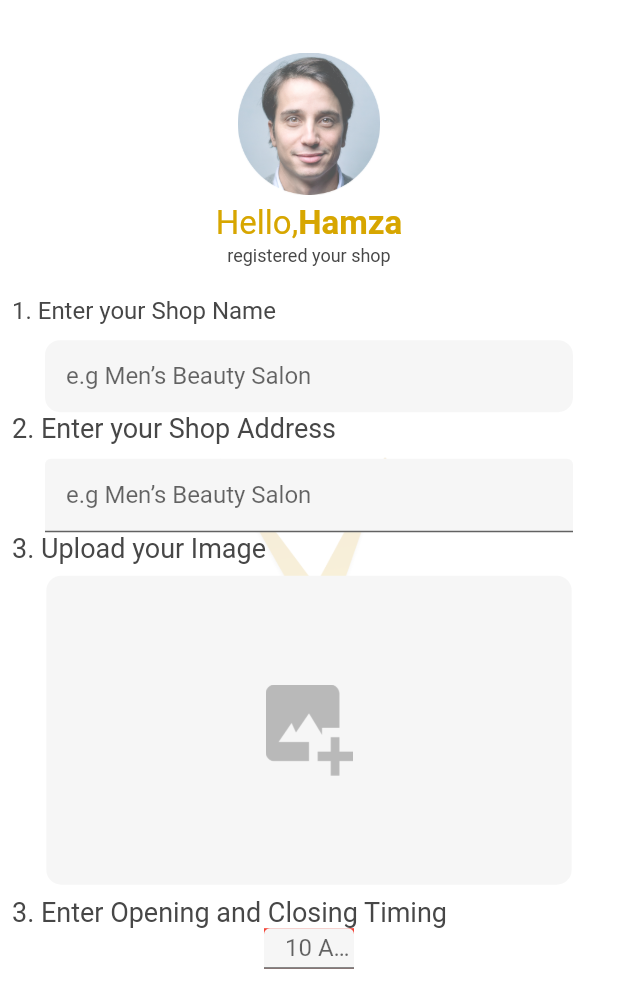
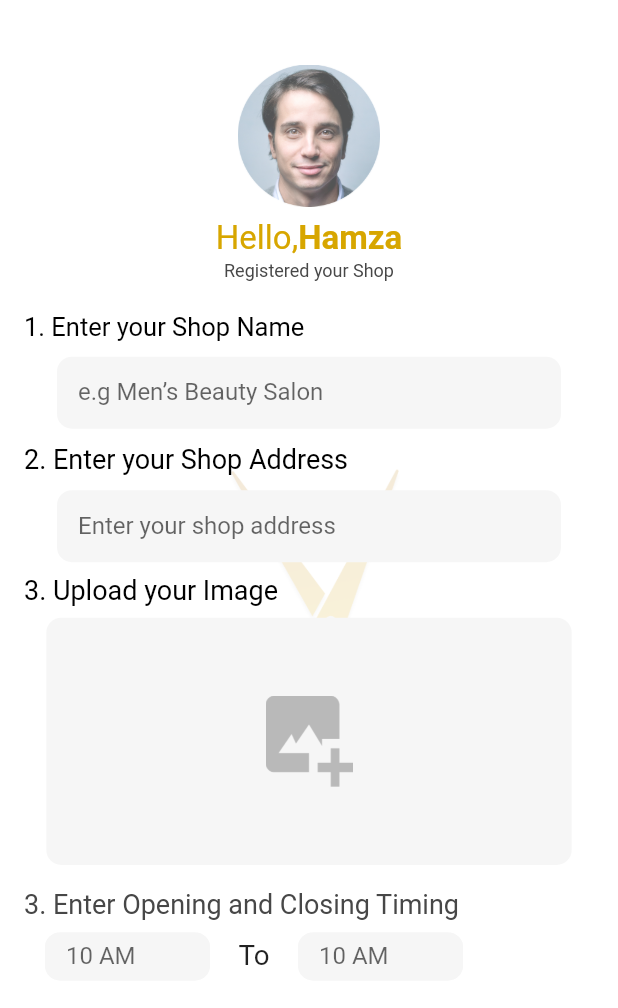
Before and after one commit to osamaHassanK/HairFixerShopkeeper, a Flutter app: the ShopRegistrationForm screen opened directly, on a phone screen of 412 x 824 dp. Shown: the top 1008 px of the screen. Run offline on Flutter 3.47's test engine with Material 2 defaults, Android fonts, the phone set to English and light mode, and no system bars; our stand-ins replace firebase_auth, firebase_core, google_sign_in; accounts and stored records are empty.

Commit message:
10 oct 1.2

```diff
--- a/lib/main.dart
+++ b/lib/main.dart
@@ -1,6 +1,6 @@
 import 'dart:async';
 import 'package:flutter/material.dart';
-import 'package:hairfixxer_shopkeeper/screensfolder/googlesigninprovider.dart';
+import 'package:hairfixxer_shopkeeper/auth/googlesigninprovider.dart';
 import 'package:hairfixxer_shopkeeper/screensfolder/startingscreen.dart';
 import 'package:firebase_core/firebase_core.dart';
 import 'package:provider/provider.dart';
--- a/lib/screensfolder/firstscreen.dart
+++ b/lib/screensfolder/firstscreen.dart
@@ -2,7 +2,7 @@ import 'package:flutter/cupertino.dart';
 import 'package:flutter/material.dart';
 import 'package:flutter/widgets.dart';
 import 'package:firebase_auth/firebase_auth.dart';
-import 'package:hairfixxer_shopkeeper/screensfolder/googlesigninprovider.dart';
+import 'package:hairfixxer_shopkeeper/auth/googlesigninprovider.dart';
 import 'package:provider/provider.dart';
 
 
--- a/lib/screensfolder/sign_in.dart
+++ b/lib/screensfolder/sign_in.dart
@@ -5,7 +5,7 @@ import 'package:google_sign_in/google_sign_in.dart';
 import 'package:hairfixxer_shopkeeper/screensfolder/shop_registration.dart';
 import 'package:provider/provider.dart';
 
-import 'googlesigninprovider.dart';
+import '../auth/googlesigninprovider.dart';
 
 class LoginScreen extends StatelessWidget {
   @override
--- a/lib/screensfolder/sk_creation.dart
+++ b/lib/screensfolder/sk_creation.dart
@@ -21,6 +21,8 @@ class _ShopRegistrationFormState extends State<ShopRegistrationForm> {
       child: Scaffold(
         backgroundColor: Colors.white,
         body: SingleChildScrollView(
+          child: Padding(
+            padding: const EdgeInsets.all(8.0),
             child: Column(
               children: [
                 Stack(
@@ -48,7 +50,7 @@ class _ShopRegistrationFormState extends State<ShopRegistrationForm> {
                           ],
                         ),
                         const SizedBox(
-                        height: 6,
+                          height: 8,
                         ),
                         Row(
                           crossAxisAlignment: CrossAxisAlignment.center,
@@ -77,7 +79,7 @@ class _ShopRegistrationFormState extends State<ShopRegistrationForm> {
                           height: 2,
                         ),
                         Text(
-                        "registered your shop",
+                          "Registered your Shop",
                           style: TextStyle(
                             fontSize: 12,
                             color: Color(0xff474747),
@@ -94,16 +96,17 @@ class _ShopRegistrationFormState extends State<ShopRegistrationForm> {
                             Text(
                               "1. Enter your Shop Name",
                               style: TextStyle(
-                              fontSize: 16,
-                              color: Color(0xff474747),
+                                fontSize: 17,
+                                color: Colors.black,
                               ),
                             ),
                           ],
                         ),
                         Padding(
-                        padding: const EdgeInsets.only(top: 10, left: 30, right: 30),
+                          padding: const EdgeInsets.only(top: 10, left: 30, right: 30,bottom: 10),
                           child: TextFormField(
                               decoration: InputDecoration(
+
                                 labelText: "e.g Men’s Beauty Salon",
                                 filled: true,
                                 fillColor: Color(0xffF6F6F6),
@@ -123,7 +126,7 @@ class _ShopRegistrationFormState extends State<ShopRegistrationForm> {
                               "2. Enter your Shop Address",
                               style: TextStyle(
                                 fontSize: 18,
-                              color: Color(0xff474747),
+                                color: Colors.black, //(0xff474747),
                               ),
                             ),
                           ],
@@ -132,18 +135,20 @@ class _ShopRegistrationFormState extends State<ShopRegistrationForm> {
                           padding: const EdgeInsets.only(top: 10, left: 30, right: 30),
                           child: TextFormField(
                               decoration: InputDecoration(
-                              labelText: "e.g Men’s Beauty Salon",
+                                labelText: "Enter your shop address",
                                 filled: true,
                                 fillColor: Color(0xffF6F6F6),
                                 contentPadding:
                                 const EdgeInsets.only(left: 14.0, bottom: 6.0, top: 8.0),
-                              focusedBorder: OutlineInputBorder(
-                                borderSide: BorderSide(color: Color(0xffF6F6F6)),
+                                enabledBorder: OutlineInputBorder(
+                                  borderSide: BorderSide(color: Colors.transparent),
                                   borderRadius: BorderRadius.circular(10.0),
                                 ),
                               )),
                         ),
-                      Row(
+                        Padding(
+                          padding: const EdgeInsets.only(top: 8.0),
+                          child: Row(
                             children: const [
                               SizedBox(
                                 width: 8,
@@ -152,16 +157,17 @@ class _ShopRegistrationFormState extends State<ShopRegistrationForm> {
                                 "3. Upload your Image",
                                 style: TextStyle(
                                   fontSize: 18,
-                              color: Color(0xff474747),
+                                  color: Colors.black, //(0xff474747),
                                 ),
                               ),
                             ],
+                          ),
                         ),
                         Padding(
                           padding: const EdgeInsets.all(8.0),
                           child: Container(
                             width: MediaQuery.of(context).size.width * 0.850,
-                          height: MediaQuery.of(context).size.height * 0.250,
+                            height: MediaQuery.of(context).size.height * 0.200,
                             decoration: BoxDecoration(
                               borderRadius: BorderRadius.circular(10),
                               color: Color(0xffF6F6F6),
@@ -173,7 +179,9 @@ class _ShopRegistrationFormState extends State<ShopRegistrationForm> {
                                 )),
                           ),
                         ),
-                      Row(
+                        Padding(
+                          padding: const EdgeInsets.only(top: 8.0),
+                          child: Row(
                             children: const [
                               SizedBox(
                                 width: 8,
@@ -187,10 +195,37 @@ class _ShopRegistrationFormState extends State<ShopRegistrationForm> {
                               ),
                             ],
                           ),
+                        ),
+                        Padding(
+                          padding: const EdgeInsets.only(top: 8.0),
+                          child: Row(
+                            children: [
+                              SizedBox(
+                                width: 22,
+                              ),
                               Container(
-                        width: 60,
-                        height: 27,
-                        color: Colors.red,
+                                width: 110,
+                                height: 32,
+                                child: TextFormField(
+                                    decoration: InputDecoration(
+                                      labelText: "10 AM",
+                                      filled: true,
+                                      fillColor: Color(0xffF6F6F6),
+                                      contentPadding:
+                                      const EdgeInsets.only(left: 14.0, bottom: 6.0, top: 8.0),
+                                      enabledBorder: OutlineInputBorder(
+                                        borderSide: BorderSide(color: Color(0xffF6F6F6),),
+                                        borderRadius: BorderRadius.circular(10.0),
+                                      ),
+                                    )),
+                              ),
+                              const Padding(
+                                padding: EdgeInsets.only(right: 19,left: 19),
+                                child: Text("To",style: TextStyle(fontSize: 18.5),),
+                              ),
+                              Container(
+                                width: 110,
+                                height: 32,
                                 child: TextFormField(
 
                                     decoration: InputDecoration(
@@ -199,36 +234,15 @@ class _ShopRegistrationFormState extends State<ShopRegistrationForm> {
                                       fillColor: Color(0xffF6F6F6),
                                       contentPadding:
                                       const EdgeInsets.only(left: 14.0, bottom: 6.0, top: 8.0),
-                              focusedBorder: OutlineInputBorder(
+                                      enabledBorder: OutlineInputBorder(
                                         borderSide: BorderSide(color: Color(0xffF6F6F6),),
                                         borderRadius: BorderRadius.circular(10.0),
                                       ),
                                     )),
                               ),
-
-                      // Text("To",style: TextStyle(fontSize: 25),),
-                      // TextFormField(
-                      //   decoration: InputDecoration(
-                      //     labelText: "10 AM",
-                      //     filled: true,
-                      //     focusedBorder: OutlineInputBorder(
-                      //         borderSide: BorderSide(color: Colors.black),
-                      //         borderRadius: BorderRadius.circular(10)),
-
-                      // Text("To",style: TextStyle(color: Colors.black),),
-                      // TextFormField(
-                      //   decoration: InputDecoration(
-                      //       labelText: "11 PM",
-                      //       filled: true,
-                      //       focusedBorder: OutlineInputBorder(
-                      //           borderSide: BorderSide(color: Color(0xffF6F6F6)),
-                      //           borderRadius: BorderRadius.circular(10)
-                      //      )
-                      //  ),
-
-                      // ),
-                      //   ),
-                      //   ),
+                            ],
+                          ),
+                        ),
                       ],
                     ),
                   ],
@@ -237,6 +251,7 @@ class _ShopRegistrationFormState extends State<ShopRegistrationForm> {
             ),
           ),
         ),
+      ),
     );
   }
 }
```
Also changed, not shown: lib/auth/googlesigninprovider.dart (renamed from lib/screensfolder/googlesigninprovider.dart). Lines whose indentation alone changed are shown as unchanged.
